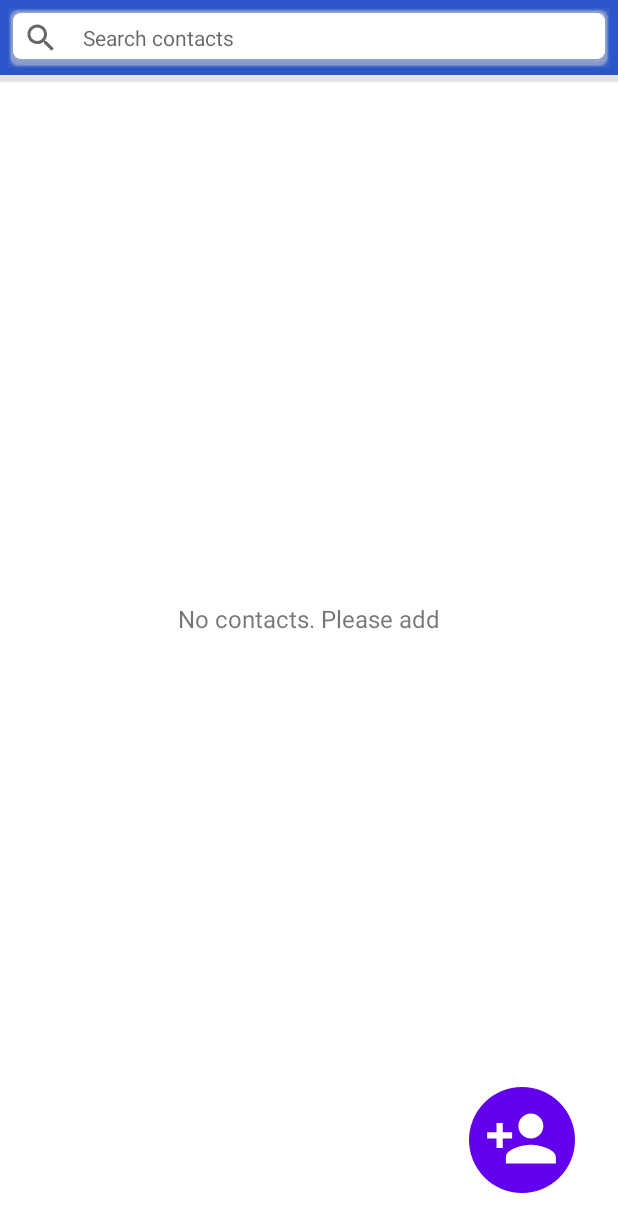
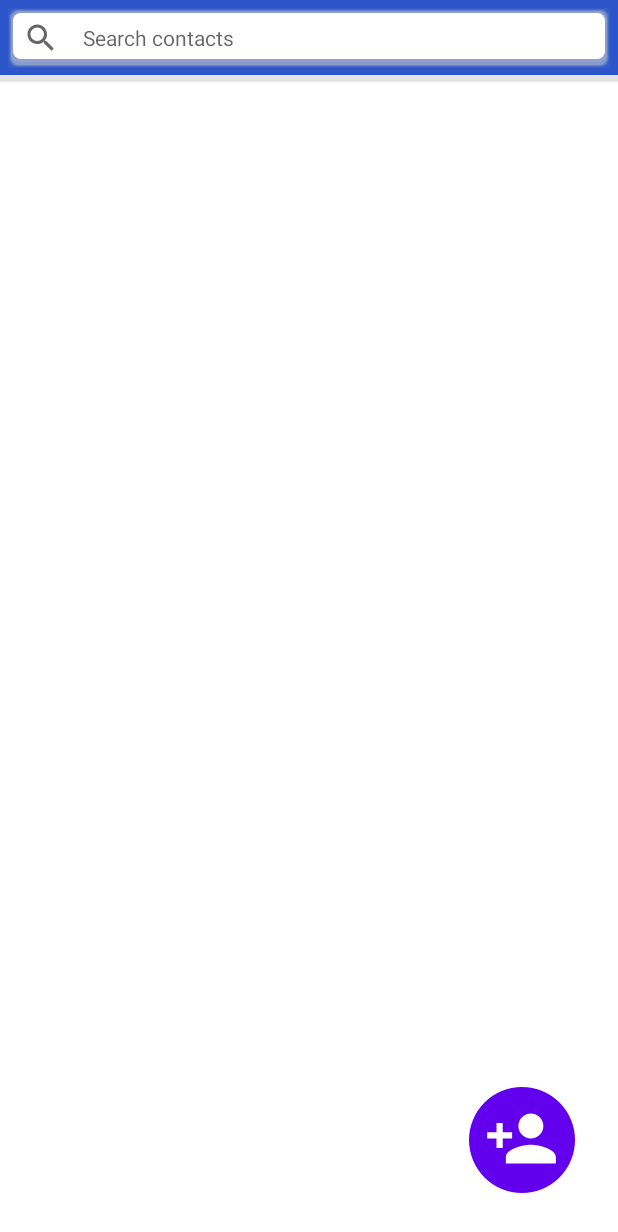
Before and after one commit to alekseyka2000/HomeWork, an Android app: the layout activity_main.xml on its own in the app's theme, with its tools: preview values and no code run, on a phone screen of 412 x 824 dp. Shown: the top 1232 px of the screen. Run offline under Robolectric (Android 15) with nearby library versions, the phone set to English and light mode, and no system bars.

Commit message:
finish seventh HW

```diff
--- a/seventh/src/main/java/com/example/seventh/AddContact.kt
+++ b/seventh/src/main/java/com/example/seventh/AddContact.kt
@@ -14,6 +14,7 @@ import kotlinx.android.synthetic.main.activity_add_contact.contactEditText
 import kotlinx.android.synthetic.main.activity_add_contact.editTextTextPersonName
 import kotlinx.android.synthetic.main.activity_add_contact.rbg
 import kotlinx.android.synthetic.main.activity_add_contact.toolBar
+import kotlinx.android.synthetic.main.activity_add_contact.radio2
 import java.util.UUID
 
 class AddContactActivity : AppCompatActivity() {
@@ -61,7 +62,7 @@ class AddContactActivity : AppCompatActivity() {
                 if (contactEditText.text.toString().isNotEmpty()) {
                     TelephoneDirectory.addContact(Contact(UUID.randomUUID().toString(),
                         editTextTextPersonName.text.toString(),
-                        false,
+                        radio2.isChecked,
                         contactEditText.text.toString()))
                     editTextTextPersonName.text = null
                     contactEditText.text = null
--- a/seventh/src/main/java/com/example/seventh/DB/ContactDAO.kt
+++ b/seventh/src/main/java/com/example/seventh/DB/ContactDAO.kt
@@ -14,6 +14,6 @@ interface ContactDAO {
     @Delete
     fun deleteContact(contact: Contact)
 
-    @Query("UPDATE CONTACT_TABLE SET person_name = :newContact  WHERE person_name = :oldContact")
-    fun editContact(oldContact: String, newContact: String)
+    @Query("UPDATE CONTACT_TABLE SET person_name = :newContactName, contact = :newContact  WHERE id = :oldContact")
+    fun editContact(oldContact: String, newContactName: String, newContact: String)
 }
--- a/seventh/src/main/java/com/example/seventh/RecyclerAdapter.kt
+++ b/seventh/src/main/java/com/example/seventh/RecyclerAdapter.kt
@@ -13,7 +13,7 @@ class RecyclerAdapter(private val cellClickListener: CellClickListener) :
     RecyclerView.Adapter<RecyclerAdapter.ContactViewHolder>() {
 
     var listContacts: List<Contact> by Delegates.observable(emptyList()){
-        _, oldValue, newValue ->
+            _, oldValue, newValue ->
         notifyChanges(oldValue, newValue)
     }
 
--- a/seventh/src/main/res/layout/activity_main.xml
+++ b/seventh/src/main/res/layout/activity_main.xml
@@ -22,7 +22,6 @@
         android:background="@drawable/white_background"
         android:contentDescription="@string/blue_view"
         android:drawableStart="@drawable/ic_baseline_search_24"
-        android:drawableLeft="@drawable/ic_baseline_search_24"
         android:drawablePadding="16dp"
         android:importantForAutofill="no"
         android:inputType="textPersonName"
@@ -40,17 +39,6 @@
         app:layout_constraintBottom_toBottomOf="parent"
         app:layout_constraintTop_toBottomOf="@+id/imageView" />
 
-    <TextView
-        android:id="@+id/emptyListText"
-        android:layout_width="wrap_content"
-        android:layout_height="wrap_content"
-        android:text="@string/no_contacts_please_add"
-        android:textSize="16sp"
-        app:layout_constraintBottom_toBottomOf="@+id/recyclerView"
-        app:layout_constraintEnd_toEndOf="parent"
-        app:layout_constraintStart_toStartOf="parent"
-        app:layout_constraintTop_toTopOf="parent" />
-
     <Button
         android:id="@+id/buttonAdd"
         android:layout_width="80dp"
```
Also changed, not shown: seventh/src/main/java/com/example/seventh/MainActivity.kt (+7 -27 lines), seventh/src/main/java/com/example/seventh/TelephoneDirectory.kt (+18 -19 lines).
